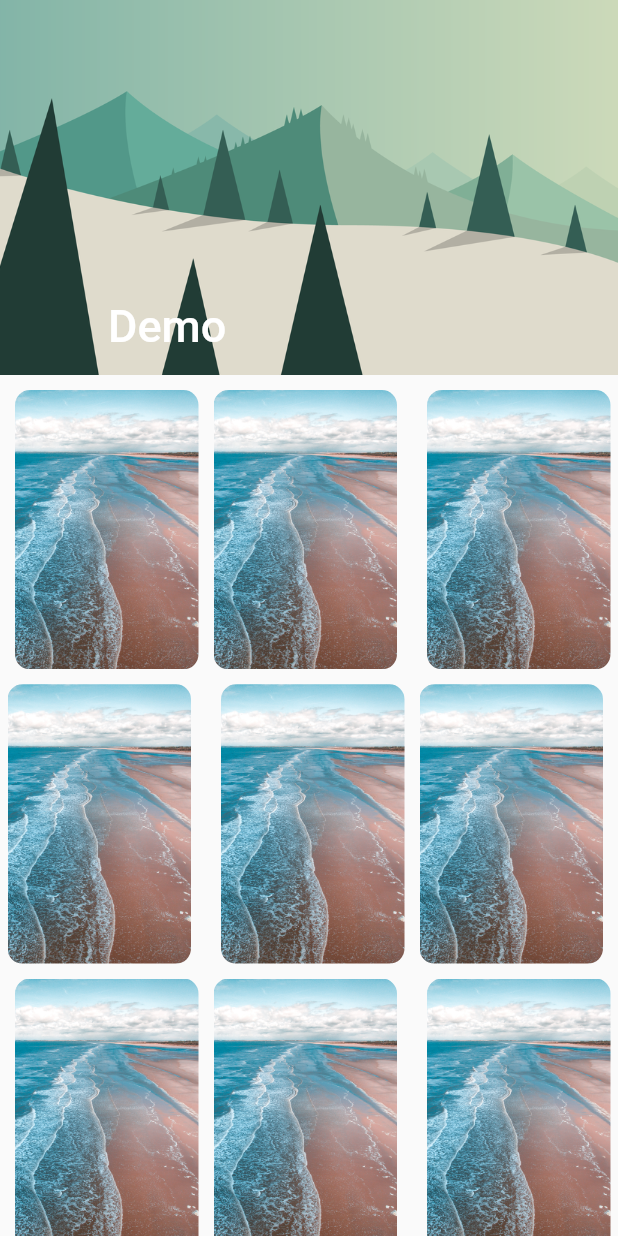
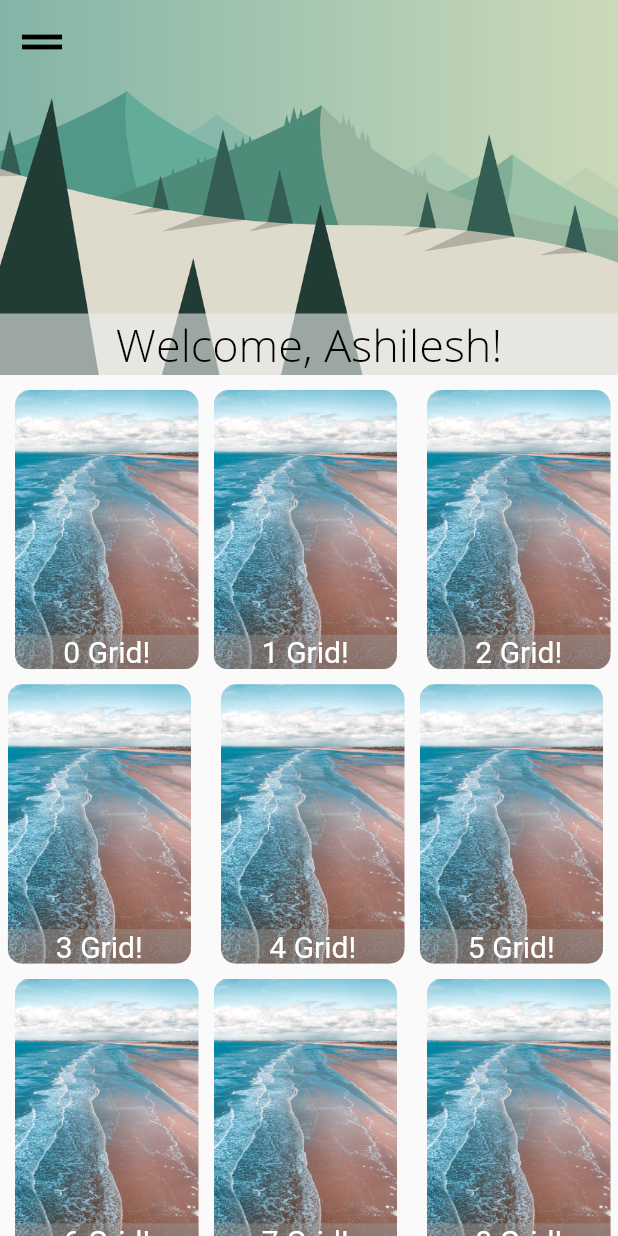
Before and after one commit to Ashilesh/Money_control, a Flutter app: the screen it shows after launch, after a tap on the "navigate next" icon, on a phone screen of 412 x 824 dp. Run offline on Flutter 3.47's test engine with Material 2 defaults, Android fonts, the phone set to English and light mode, and no system bars.

Commit message:
added drawer in home page, added text in silver app bar and grid list

```diff
--- a/lib/home.dart
+++ b/lib/home.dart
@@ -14,25 +14,65 @@ class _HomeState extends State<Home> {
       return EdgeInsets.fromLTRB(5, 10, 10, 0);
   }
 
+  call() {
+    print('hello');
+  }
+
+  final GlobalKey<ScaffoldState> _scaf = new GlobalKey<ScaffoldState>();
   @override
   Widget build(BuildContext context) {
     return MaterialApp(
         theme: ThemeData(
             // to give colors to theme
-            primaryColor: Colors.grey[600]
+            primaryColor: Colors.green[200]),
+        home: Scaffold(
+          key: _scaf,
+          drawer: Drawer(
+            child: Text('hello'),
           ),
-        home: Scaffold(
           body: CustomScrollView(
             slivers: <Widget>[
-          const SliverAppBar(
+              SliverAppBar(
                 pinned: false,
+                leading: IconButton(
+                  icon: Icon(Icons.drag_handle),
+                  onPressed: () {
+                    print('Drawer clicked!');
+                    _scaf.currentState.openDrawer();
+                  },
+                  iconSize: 40,
+                  tooltip: 'Drawer',
+                ),
                 expandedHeight: 250.0,
                 flexibleSpace: FlexibleSpaceBar(
-              title: Text('Demo'),
+                  collapseMode: CollapseMode.parallax,
                   background: Image(
                     image: AssetImage('assets/photos/morning.jpeg'),
                     fit: BoxFit.cover,
                   ),
+                ),
+                bottom: PreferredSize(
+                    child: Row(
+                      children: <Widget>[
+                        Expanded(
+                          child: Container(
+                            color: Colors.grey.shade200.withOpacity(0.6),
+                            child: Text(
+                              'Welcome, Ashilesh!',
+                              overflow: TextOverflow.fade,
+                              softWrap: true,
+                              textAlign: TextAlign.center,
+                              style: TextStyle(
+                                  fontFamily: "OpenSans",
+                                  fontSize: 30,
+                                  color: Colors.black
+                              ),
+                            ),
+                          ),
+                        )
+                      ],
+                    ),
+                  preferredSize: Size.fromHeight(30),
                 ),
               ),
               SliverGrid(
@@ -44,20 +84,47 @@ class _HomeState extends State<Home> {
                 ),
                 delegate: SliverChildBuilderDelegate(
                   (BuildContext context, int index) {
-                return Stack(
+                    return Container(
+                      child: ClipRRect(
+                        borderRadius: BorderRadius.circular(10),
+                        child: GestureDetector(
+                          onTap: () {
+                            print('$index clicked!');
+                          },
+                          child: Stack(
                             fit: StackFit.expand,
                             children: <Widget>[
-                   Container(
-                     child:  ClipRRect(
-                       borderRadius: BorderRadius.circular(10),
-                       child: Image(
+                              Image(
                                 image: AssetImage('assets/photos/beach_1.jpg'),
                                 fit: BoxFit.cover,
                               ),
+                              SafeArea(
+                                child: Row(
+                                  crossAxisAlignment: CrossAxisAlignment.end,
+                                  children: <Widget>[
+                                    Expanded(
+                                      child: Container(
+                                        color: Colors.grey.withOpacity(0.4),
+                                        child: Text(
+                                          '$index Grid!',
+                                          softWrap: true,
+                                          overflow: TextOverflow.fade,
+                                          textAlign: TextAlign.center,
+                                          style: TextStyle(
+                                            fontSize: 20,
+                                            color: Colors.white,
+                                          ),
+                                        ),
+                                      ),
+                                    )
+                                  ],
+                                ),
+                              )
+                            ],
+                          ),
+                        ),
                       ),
                       padding: pad(index),
-                   )
-                  ],
                     );
                   },
                   childCount: 20,
--- a/lib/main.dart
+++ b/lib/main.dart
@@ -4,5 +4,5 @@ import 'home.dart';
 
 
 void main() => runApp(MaterialApp(
-  home: new MyApp(),
+  home: MyApp(),
 ));
--- a/lib/welcome.dart
+++ b/lib/welcome.dart
@@ -5,6 +5,7 @@
 import 'dart:ui';
 import 'package:flutter/material.dart';
 import 'home.dart';
+import 'package:flutter/cupertino.dart';
 
 class MyApp extends StatelessWidget {
 
@@ -22,7 +23,7 @@ class MyApp extends StatelessWidget {
           floatingActionButton: FloatingActionButton(
            onPressed : (){
              print('click');
-            Navigator.push(context, new MaterialPageRoute(builder: (context) => Home()));
+            Navigator.push(context, new CupertinoPageRoute(builder: (context) => Home()));
            },
            backgroundColor: Colors.grey[700],
            foregroundColor: Colors.grey[50],
```
Lines whose indentation alone changed are shown as unchanged.
